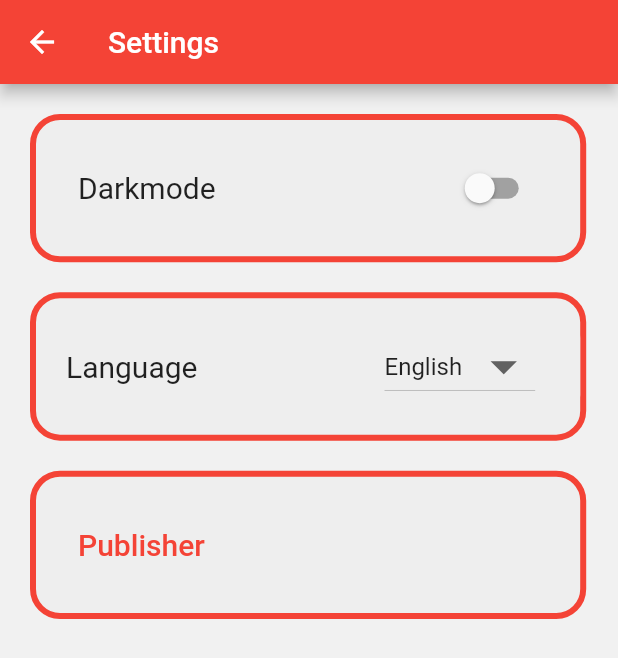
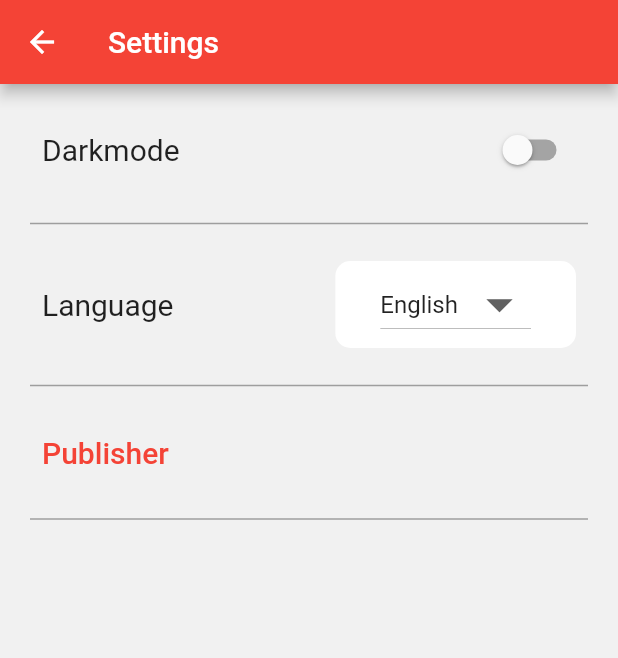
Before and after one commit to hwr-tierarzt-notdienst-finder/vetfinder, a Flutter app: the Setting screen opened by its route, on a phone screen of 412 x 824 dp. Shown: the top 658 px of the screen. Run offline on Flutter 3.47's test engine with Material 2 defaults, Android fonts, the phone set to English and light mode, and no system bars; our stand-ins replace easy_localization, flutter_map, geolocator, latlong2, location, shared_preferences; missing offline and left inert: flutter_geocoder, string_similarity; accounts and stored records are empty.

Commit message:
reversed Settings page to old design

```diff
--- a/frontend/lib/settings.dart
+++ b/frontend/lib/settings.dart
@@ -14,17 +14,6 @@ ThemeData lightTheme = ThemeData(
 ThemeData darkTheme = ThemeData(
   brightness: Brightness.dark,
   primarySwatch: Colors.grey,
-);
-
-ThemeData darkThemeVetSettings = ThemeData(
-  brightness: Brightness.dark,
-  primarySwatch: Colors.grey,
-);
-ThemeData lightThemeVetSettings = ThemeData(
-  brightness: Brightness.light,
-  primarySwatch: Colors.red,
-  buttonTheme: const ButtonThemeData(buttonColor: Colors.red),
-  scaffoldBackgroundColor: const Color(0xfff1f1f1),
 );
 
 class ThemeNotifier extends ChangeNotifier {
@@ -61,9 +50,6 @@ class Setting extends StatefulWidget {
 class _SettingState extends State<Setting> {
   List<String> languagesList = List<String>.from(availableLanguages.keys);
   late String _selectedLanguage;
-  double deviceWidth(BuildContext context) => MediaQuery.of(context).size.width;
-  double deviceHeight(BuildContext context) =>
-      MediaQuery.of(context).size.height;
 
   @override
   Widget build(BuildContext context) {
@@ -73,26 +59,8 @@ class _SettingState extends State<Setting> {
         title: Text('settings.title'.tr()),
       ),
       body: Column(
-        mainAxisAlignment: MainAxisAlignment.start,
         children: [
           Padding(
-            padding: const EdgeInsets.all(20.0),
-            child: Container(
-              width: deviceWidth(context) * 0.9,
-              height: deviceHeight(context) * 0.12,
-              decoration: BoxDecoration(
-                color: Theme.of(context).brightness == Brightness.dark
-                    ? Color.fromRGBO(48, 48, 48, 1)
-                    : Colors.grey[200],
-                border: Border.all(
-                  color: Color.fromRGBO(244, 67, 54, 1),
-                  width: 4,
-                ),
-                borderRadius: const BorderRadius.all(
-                  Radius.circular(20),
-                ),
-              ),
-              child: Padding(
             padding: const EdgeInsets.all(20.0),
             child: Container(
               margin: const EdgeInsets.symmetric(horizontal: 8),
@@ -117,25 +85,17 @@ class _SettingState extends State<Setting> {
               ),
             ),
           ),
+          const Divider(
+            height: 10,
+            thickness: 1,
+            color: Colors.grey,
+            indent: 20,
+            endIndent: 20,
           ),
-          ),
-          // const SizedBox(height: 20),
-          Container(
-            width: deviceWidth(context) * 0.9,
-            height: deviceHeight(context) * 0.12,
-            padding: const EdgeInsets.only(left: 20),
-            decoration: BoxDecoration(
-              color: Theme.of(context).brightness == Brightness.dark
-                  ? Color.fromRGBO(48, 48, 48, 1)
-                  : Colors.grey[200],
-              border: Border.all(
-                color: Color.fromRGBO(244, 67, 54, 1),
-                width: 4,
-              ),
-              borderRadius: const BorderRadius.all(
-                Radius.circular(20),
-              ),
-            ),
+          Padding(
+            padding: const EdgeInsets.all(20.0),
+            child: Container(
+              margin: const EdgeInsets.symmetric(horizontal: 8),
               child: Row(
                 mainAxisAlignment: MainAxisAlignment.spaceBetween,
                 children: [
@@ -148,9 +108,7 @@ class _SettingState extends State<Setting> {
                   Container(
                     padding: EdgeInsets.symmetric(horizontal: 30, vertical: 5),
                     decoration: BoxDecoration(
-                    color: Theme.of(context).brightness == Brightness.dark
-                        ? Color.fromRGBO(48, 48, 48, 1)
-                        : Colors.grey[200],
+                      color: Colors.white,
                       borderRadius: BorderRadius.circular(10),
                     ),
                     child: DropdownButton<String>(
@@ -163,9 +121,9 @@ class _SettingState extends State<Setting> {
                           SharedPrefs().language = value!;
                         });
                         final snackBar = SnackBar(
-                        content: Text('settings.snackbar_language_change'.tr()),
+                          content:
+                              Text('settings.snackbar_language_change'.tr()),
                           backgroundColor: Colors.black,
-                        // if darkmode is checked make text color light
                           action: SnackBarAction(
                             label: 'settings.snackbar_close'.tr(),
                             onPressed: () {},
@@ -185,23 +143,15 @@ class _SettingState extends State<Setting> {
                 ],
               ),
             ),
-          const SizedBox(height: 20),
-          Container(
-            width: deviceWidth(context) * 0.9,
-            height: deviceHeight(context) * 0.12,
-            decoration: BoxDecoration(
-              color: Theme.of(context).brightness == Brightness.dark
-                  ? Color.fromRGBO(48, 48, 48, 1)
-                  : Colors.grey[200],
-              border: Border.all(
-                color: Color.fromRGBO(244, 67, 54, 1),
-                width: 4,
           ),
-              borderRadius: const BorderRadius.all(
-                Radius.circular(20),
+          const Divider(
+            height: 10,
+            thickness: 1,
+            color: Colors.grey,
+            indent: 20,
+            endIndent: 20,
           ),
-            ),
-            child: TextButton(
+          TextButton(
             onPressed: () {},
             child: Padding(
               padding: const EdgeInsets.all(20.0),
@@ -217,6 +167,12 @@ class _SettingState extends State<Setting> {
               ),
             ),
           ),
+          const Divider(
+            height: 10,
+            thickness: 1,
+            color: Colors.grey,
+            indent: 20,
+            endIndent: 20,
           ),
         ],
       ),
```
Lines whose indentation alone changed are shown as unchanged.
